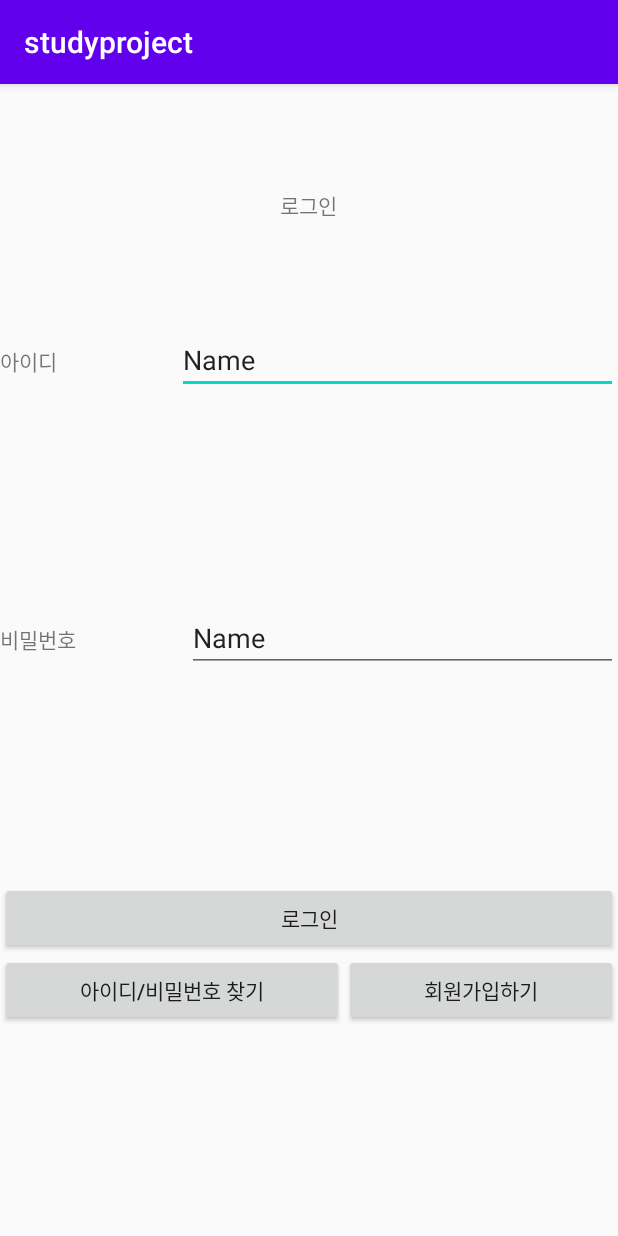
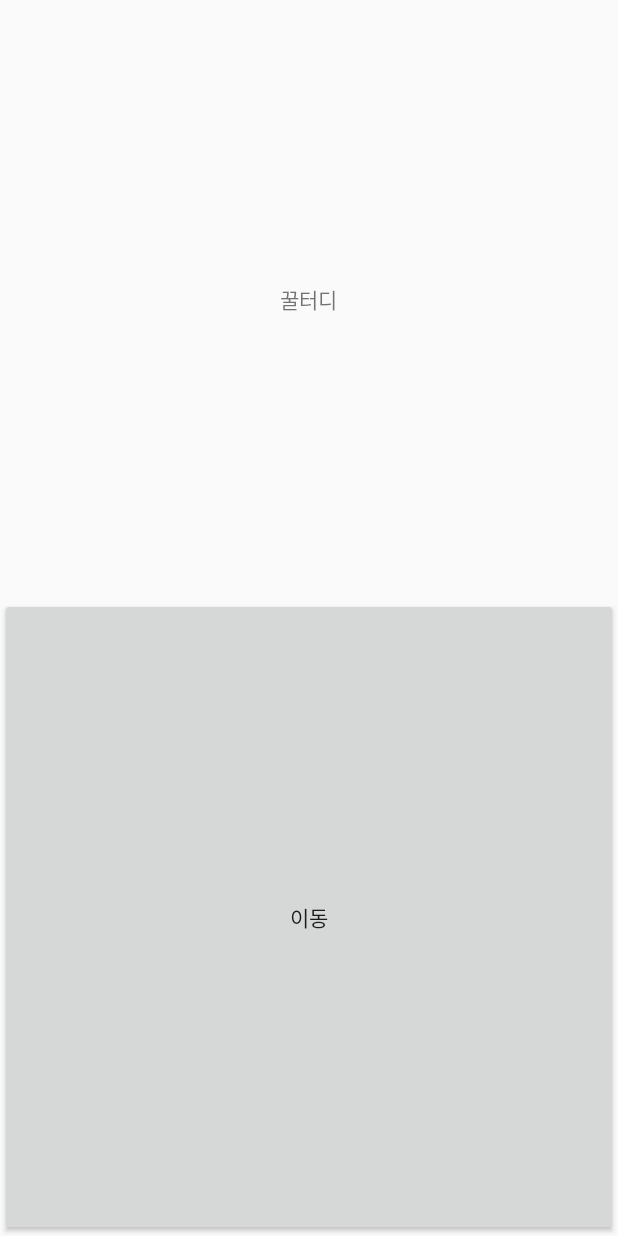
Before and after one commit to suzinxix/project, an Android app: the screen it shows after launch (MainActivity), on a phone screen of 412 x 824 dp. Run offline under Robolectric (Android 15) with nearby library versions, the phone set to English and light mode, and no system bars.

Commit message:
툴바 외

```diff
--- a/app/src/main/AndroidManifest.xml
+++ b/app/src/main/AndroidManifest.xml
@@ -16,6 +16,14 @@
                 <category android:name="android.intent.category.LAUNCHER" />
             </intent-filter>
         </activity>
+        <activity android:name=".MyStudy">
+        </activity>
+        <activity android:name=".MyStudyRoom">
+        </activity>
+        <activity android:name=".Login">
+        </activity>
+        <activity android:name=".MyStudyWeekly">
+        </activity>
     </application>
 
 </manifest>
--- a/app/src/main/java/com/example/studyproject/MainActivity.java
+++ b/app/src/main/java/com/example/studyproject/MainActivity.java
@@ -2,14 +2,27 @@ package com.example.studyproject;
 
 import androidx.appcompat.app.AppCompatActivity;
 
+import android.content.Intent;
 import android.os.Bundle;
+import android.view.View;
+import android.widget.Button;
 
-// 이얍
 public class MainActivity extends AppCompatActivity {
 
     @Override
     protected void onCreate(Bundle savedInstanceState) {
         super.onCreate(savedInstanceState);
         setContentView(R.layout.activity_main);
+
+       //꿀터디 메인화면
+
+        Button button = (Button)findViewById(R.id.button);
+        button.setOnClickListener(new View.OnClickListener() {
+            @Override
+            public void onClick(View v) {
+                Intent intentLogin = new Intent(MainActivity.this, MyStudyRoom.class); //수정
+                startActivity(intentLogin);
+            }
+        });
     }
 }
--- a/app/src/main/res/layout/activity_main.xml
+++ b/app/src/main/res/layout/activity_main.xml
@@ -14,82 +14,13 @@
         android:layout_weight="1"
         android:gravity="center"
         android:layout_gravity="center"
-        android:text="로그인" />
+        android:text="꿀터디" />
 
-    <LinearLayout
+    <Button
+        android:id="@+id/button"
         android:layout_width="match_parent"
         android:layout_height="wrap_content"
         android:layout_weight="1"
-        android:orientation="horizontal">
-
-        <TextView
-            android:id="@+id/textViewId"
-            android:layout_width="wrap_content"
-            android:layout_height="wrap_content"
-            android:layout_weight="1"
-            android:text="아이디" />
-
-        <EditText
-            android:id="@+id/editTextId"
-            android:layout_width="wrap_content"
-            android:layout_height="wrap_content"
-            android:layout_weight="1"
-            android:ems="10"
-            android:inputType="textPersonName"
-            android:text="Name" />
-
-    </LinearLayout>
-
-    <LinearLayout
-        android:layout_width="match_parent"
-        android:layout_height="wrap_content"
-        android:layout_weight="1"
-        android:orientation="horizontal">
-
-        <TextView
-            android:id="@+id/textViewPw"
-            android:layout_width="wrap_content"
-            android:layout_height="wrap_content"
-            android:layout_weight="1"
-            android:text="비밀번호" />
-
-        <EditText
-            android:id="@+id/editTextPw"
-            android:layout_width="wrap_content"
-            android:layout_height="wrap_content"
-            android:layout_weight="1"
-            android:ems="10"
-            android:inputType="textPersonName"
-            android:text="Name" />
-    </LinearLayout>
-
-    <Button
-        android:id="@+id/button4"
-        android:layout_width="match_parent"
-        android:layout_height="wrap_content"
-
-        android:text="로그인" />
-
-    <LinearLayout
-        android:layout_width="match_parent"
-        android:layout_height="wrap_content"
-        android:layout_weight="1"
-        android:orientation="horizontal">
-
-        <Button
-            android:id="@+id/button"
-            android:layout_width="wrap_content"
-            android:layout_height="wrap_content"
-            android:layout_weight="1"
-            android:text="아이디/비밀번호 찾기" />
-
-        <Button
-            android:id="@+id/button2"
-            android:layout_width="wrap_content"
-            android:layout_height="wrap_content"
-            android:layout_weight="1"
-            android:text="회원가입하기" />
-
-    </LinearLayout>
+        android:text="이동" />
 
 </LinearLayout>
--- a/app/src/main/res/values/strings.xml
+++ b/app/src/main/res/values/strings.xml
@@ -1,3 +1,4 @@
 <resources>
     <string name="app_name">studyproject</string>
+
 </resources>
--- a/app/src/main/res/values/styles.xml
+++ b/app/src/main/res/values/styles.xml
@@ -5,6 +5,9 @@
         <item name="colorPrimary">@color/colorPrimary</item>
         <item name="colorPrimaryDark">@color/colorPrimaryDark</item>
         <item name="colorAccent">@color/colorAccent</item>
+
+        //타이틀바 없애기
+        <item name="windowActionBar">false</item>
+        <item name="windowNoTitle">true</item>
     </style>
-
 </resources>
```
